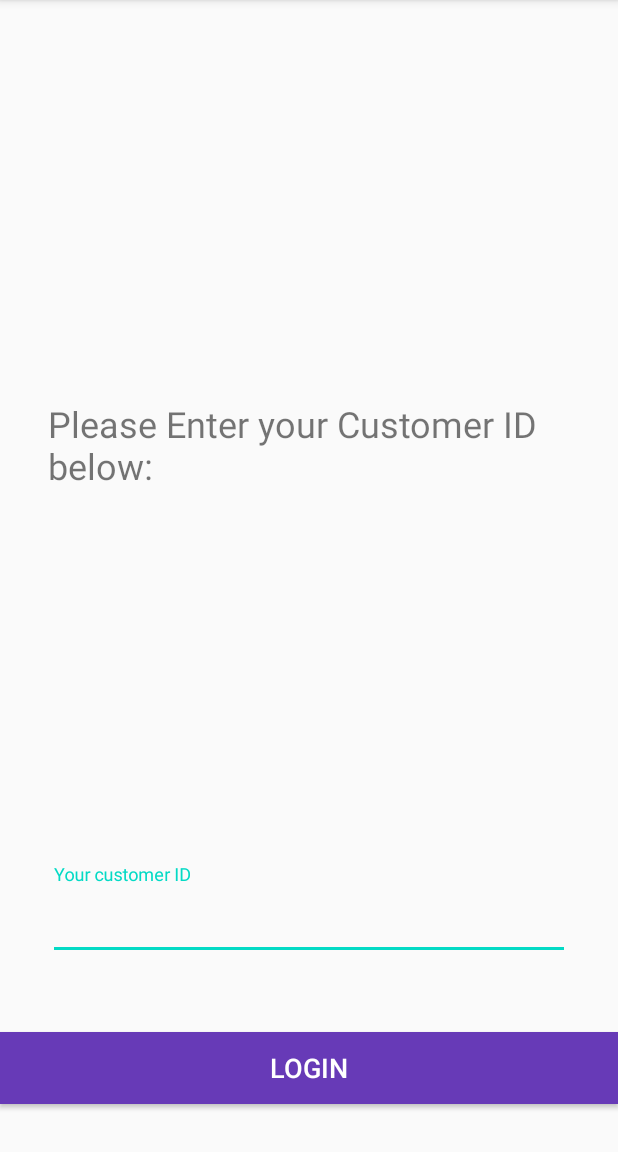
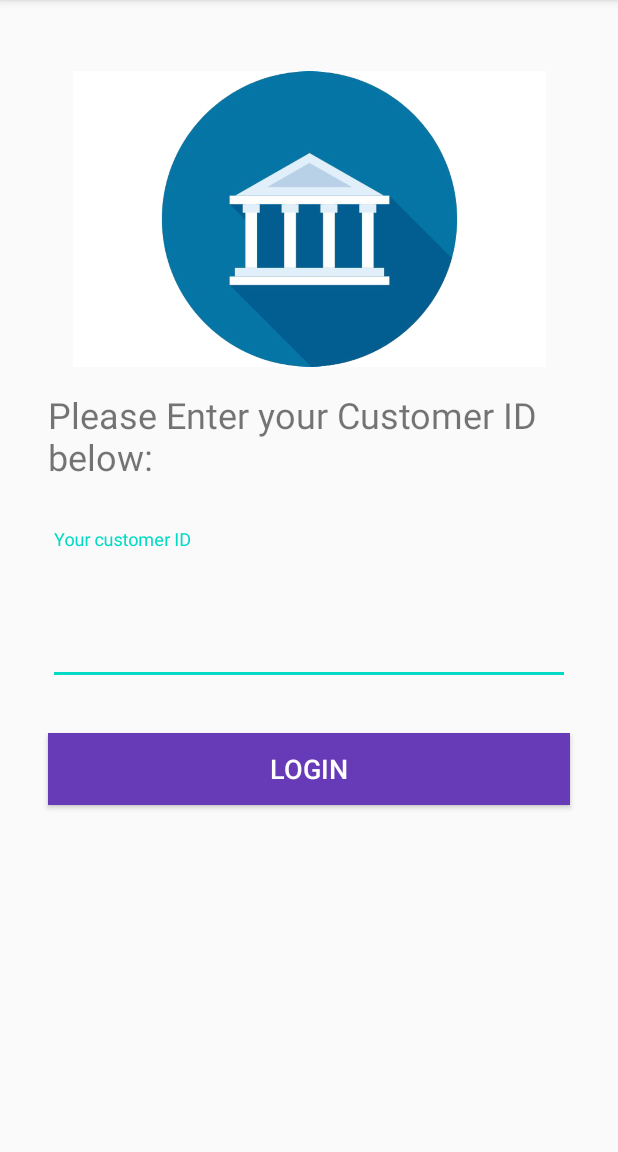
Before and after one commit to rishabh-khurana/ioT-BankingApp, an Android app: the screen it shows after launch (MainActivity), on a phone screen of 412 x 824 dp, the part 84-1236 px from its top. Run offline under Robolectric (Android 15) with nearby library versions, the phone set to English and light mode, and no system bars.

Commit message:
view 1 is complete

```diff
--- a/app/src/main/res/layout/activity_main.xml
+++ b/app/src/main/res/layout/activity_main.xml
@@ -6,24 +6,31 @@
     android:layout_height="match_parent"
     tools:context=".MainActivity">
 
+    <ImageView
+        android:id="@+id/imageView2"
+        android:layout_width="315dp"
+        android:layout_height="228dp"
+        android:layout_marginTop="32dp"
+        app:layout_constraintEnd_toEndOf="parent"
+        app:layout_constraintStart_toStartOf="parent"
+        app:layout_constraintTop_toTopOf="parent"
+        app:srcCompat="@drawable/bank" />
+
     <TextView
         android:id="@+id/textView"
         android:layout_width="0dp"
         android:layout_height="wrap_content"
         android:layout_marginStart="32dp"
         android:layout_marginLeft="32dp"
-        android:layout_marginTop="24dp"
         android:layout_marginEnd="32dp"
         android:layout_marginRight="32dp"
-        android:layout_marginBottom="8dp"
         android:text="Please Enter your Customer ID below:"
         android:textSize="24sp"
         android:visibility="visible"
-        app:layout_constraintBottom_toTopOf="@+id/textInputLayout2"
         app:layout_constraintEnd_toEndOf="parent"
-        app:layout_constraintHorizontal_bias="1.0"
+        app:layout_constraintHorizontal_bias="0.0"
         app:layout_constraintStart_toStartOf="parent"
-        app:layout_constraintTop_toTopOf="parent" />
+        app:layout_constraintTop_toBottomOf="@+id/imageView2" />
 
     <com.google.android.material.textfield.TextInputLayout
         android:id="@+id/textInputLayout2"
@@ -31,34 +38,38 @@
         android:layout_height="wrap_content"
         android:layout_marginStart="32dp"
         android:layout_marginLeft="32dp"
+        android:layout_marginTop="32dp"
         android:layout_marginEnd="32dp"
         android:layout_marginRight="32dp"
-        android:layout_marginBottom="48dp"
         android:hint="Your customer ID"
         app:hintEnabled="true"
-        app:layout_constraintBottom_toTopOf="@+id/button"
         app:layout_constraintEnd_toEndOf="parent"
-        app:layout_constraintHorizontal_bias="0.0"
-        app:layout_constraintStart_toStartOf="parent">
+        app:layout_constraintHorizontal_bias="1.0"
+        app:layout_constraintStart_toStartOf="parent"
+        app:layout_constraintTop_toBottomOf="@+id/textView">
 
         <com.google.android.material.textfield.TextInputEditText
             android:layout_width="match_parent"
-            android:layout_height="wrap_content"
-            android:textSize="24sp" />
+            android:layout_height="93dp"
+            android:textSize="36sp" />
     </com.google.android.material.textfield.TextInputLayout>
 
     <Button
         android:id="@+id/button"
         android:layout_width="0dp"
         android:layout_height="wrap_content"
-        android:layout_marginBottom="32dp"
+        android:layout_marginStart="32dp"
+        android:layout_marginLeft="32dp"
+        android:layout_marginTop="32dp"
+        android:layout_marginEnd="32dp"
+        android:layout_marginRight="32dp"
         android:background="#673AB7"
         android:text="Login"
         android:textColor="#FFFFFF"
         android:textSize="18sp"
-        app:layout_constraintBottom_toBottomOf="parent"
         app:layout_constraintEnd_toEndOf="parent"
         app:layout_constraintHorizontal_bias="1.0"
-        app:layout_constraintStart_toStartOf="parent" />
+        app:layout_constraintStart_toStartOf="parent"
+        app:layout_constraintTop_toBottomOf="@+id/textInputLayout2" />
 
 </androidx.constraintlayout.widget.ConstraintLayout>
```
Also changed, not shown: app/src/main/res/drawable/bank.png (added).
